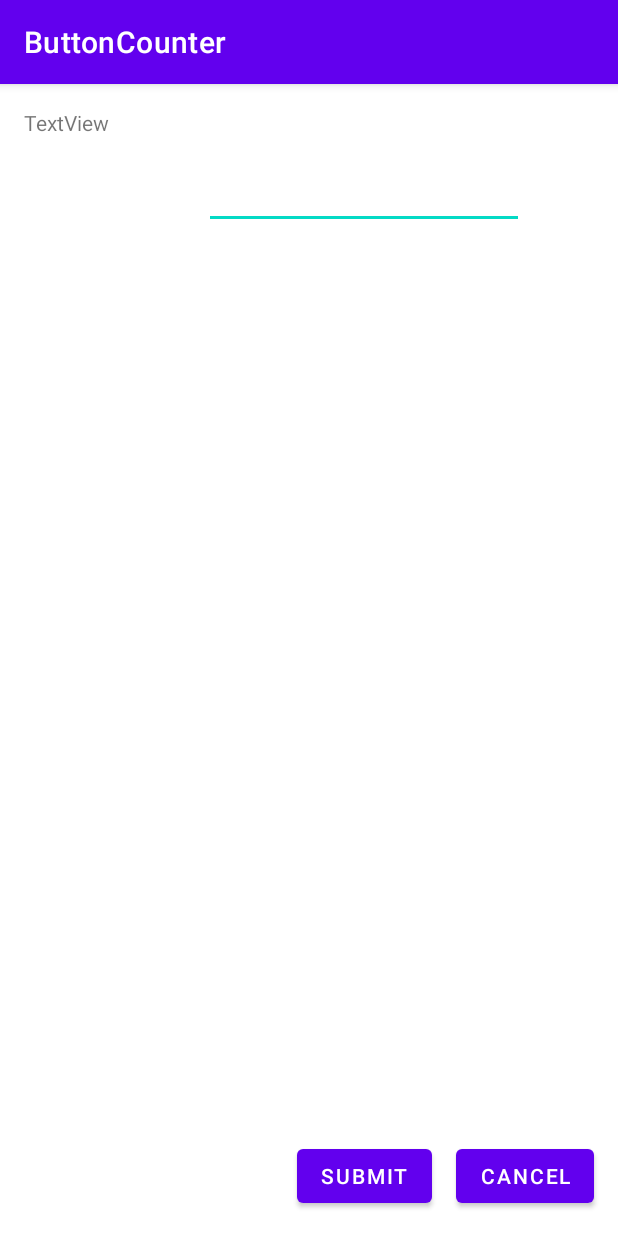
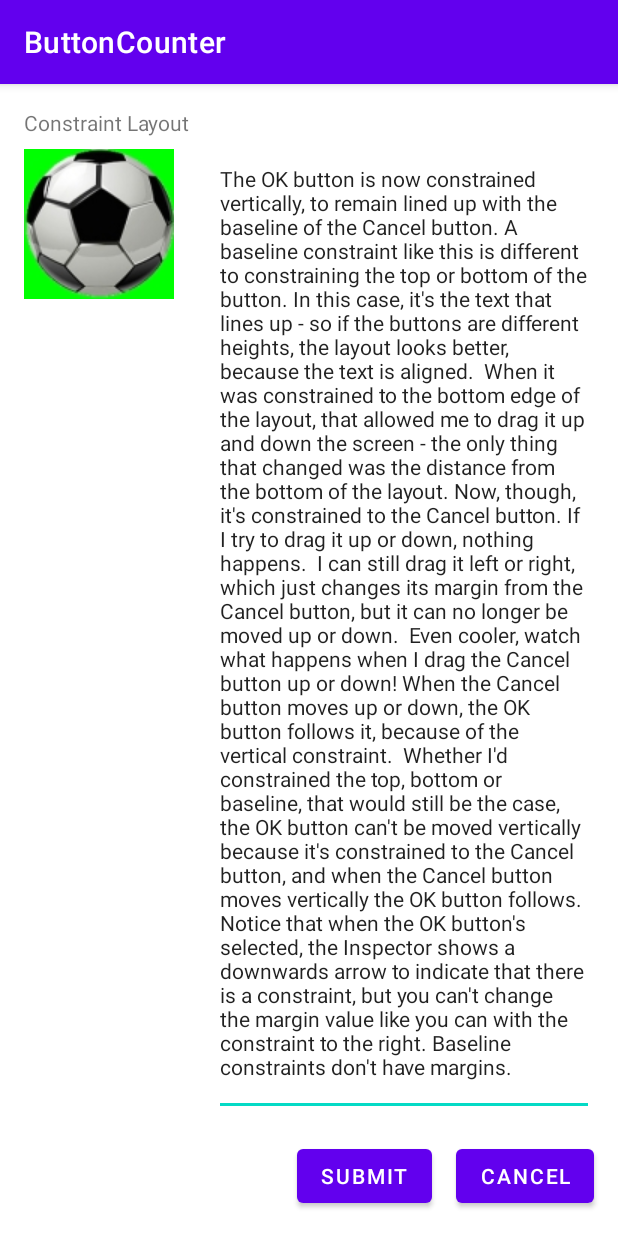
Before and after one commit to Grizz03/Button_Counter, an Android app: the screen it shows after launch (MainActivity), on a phone screen of 412 x 824 dp. Run offline under Robolectric (Android 15) with nearby library versions, the phone set to English and light mode, and no system bars.

Commit message:
updated constraints and added ImageView

```diff
--- a/app/src/main/java/com/example/buttoncounter/MainActivity.kt
+++ b/app/src/main/java/com/example/buttoncounter/MainActivity.kt
@@ -6,6 +6,6 @@ import android.os.Bundle
 class MainActivity : AppCompatActivity() {
     override fun onCreate(savedInstanceState: Bundle?) {
         super.onCreate(savedInstanceState)
-        setContentView(R.layout.note_layout)
+        setContentView(R.layout.note_layout)  // Changed activity_main to note_layout for emulator preview
     }
 }
--- a/app/src/main/res/layout/note_layout.xml
+++ b/app/src/main/res/layout/note_layout.xml
@@ -6,33 +6,44 @@
                                                    android:layout_height="match_parent">
 
     <TextView
-            android:text="TextView"
+            android:text="Constraint Layout"
             android:layout_width="wrap_content"
             android:layout_height="wrap_content" android:id="@+id/textView"
             app:layout_constraintStart_toStartOf="parent"
             app:layout_constraintTop_toTopOf="parent"
             android:layout_marginStart="16dp" android:layout_marginTop="16dp"/>
     <EditText
-            android:layout_width="wrap_content"
-            android:layout_height="wrap_content"
+            android:layout_width="0dp"
+            android:layout_height="0dp"
             android:inputType="textMultiLine"
             android:gravity="start|top"
             android:ems="10"
-            android:id="@+id/editTextTextMultiLine"
+            android:id="@+id/multiline_text_area"
             app:layout_constraintEnd_toEndOf="parent"
-            android:layout_marginTop="16dp" app:layout_constraintTop_toBottomOf="@+id/textView"
+            android:layout_marginTop="8dp" app:layout_constraintTop_toBottomOf="@+id/textView"
             android:layout_marginStart="16dp" app:layout_constraintStart_toEndOf="@+id/textView"
-            android:layout_marginEnd="16dp"/>
+            android:text="The OK button is now constrained vertically, to remain lined up with the baseline of the Cancel button. A baseline constraint like this is different to constraining the top or bottom of the button. In this case, it's the text that lines up - so if the buttons are different heights, the layout looks better, because the text is aligned.  When it was constrained to the bottom edge of the layout, that allowed me to drag it up and down the screen - the only thing that changed was the distance from the bottom of the layout. Now, though, it's constrained to the Cancel button. If I try to drag it up or down, nothing happens.  I can still drag it left or right, which just changes its margin from the Cancel button, but it can no longer be moved up or down.  Even cooler, watch what happens when I drag the Cancel button up or down! When the Cancel button moves up or down, the OK button follows it, because of the vertical constraint.  Whether I'd constrained the top, bottom or baseline, that would still be the case, the OK button can't be moved vertically because it's constrained to the Cancel button, and when the Cancel button moves vertically the OK button follows.  Notice that when the OK button's selected, the Inspector shows a downwards arrow to indicate that there is a constraint, but you can't change the margin value like you can with the constraint to the right. Baseline constraints don't have margins."
+            android:textSize="14sp"
+            android:layout_marginEnd="16dp" app:layout_constraintHorizontal_bias="0.0"
+            android:layout_marginBottom="16dp" app:layout_constraintBottom_toTopOf="@+id/cancel_button"
+            app:layout_constraintVertical_bias="0.0" android:scrollbars="vertical"
+            android:textCursorDrawable="@color/purple_700" android:textColorLink="#0640EA"/>
     <Button
             android:text="Cancel"
             android:layout_width="wrap_content"
-            android:layout_height="wrap_content" android:id="@+id/button2"
+            android:layout_height="wrap_content" android:id="@+id/cancel_button"
             app:layout_constraintEnd_toEndOf="parent" app:layout_constraintBottom_toBottomOf="parent"
             android:layout_marginBottom="16dp" android:layout_marginEnd="16dp"/>
     <Button
             android:text="Submit"
             android:layout_width="wrap_content"
-            android:layout_height="wrap_content" android:id="@+id/button3"
-            app:layout_constraintEnd_toStartOf="@+id/button2"
-            android:layout_marginEnd="16dp" app:layout_constraintBaseline_toBaselineOf="@+id/button2"/>
+            android:layout_height="wrap_content" android:id="@+id/submit_button"
+            app:layout_constraintEnd_toStartOf="@+id/cancel_button"
+            android:layout_marginEnd="16dp" app:layout_constraintBaseline_toBaselineOf="@+id/cancel_button"/>
+    <ImageView
+            android:layout_width="wrap_content"
+            android:layout_height="wrap_content" app:srcCompat="@drawable/ball_100x100" android:id="@+id/imageView"
+            android:layout_marginTop="8dp"
+            app:layout_constraintTop_toBottomOf="@+id/textView" app:layout_constraintStart_toStartOf="parent"
+            android:layout_marginStart="16dp"/>
 </androidx.constraintlayout.widget.ConstraintLayout>
```
